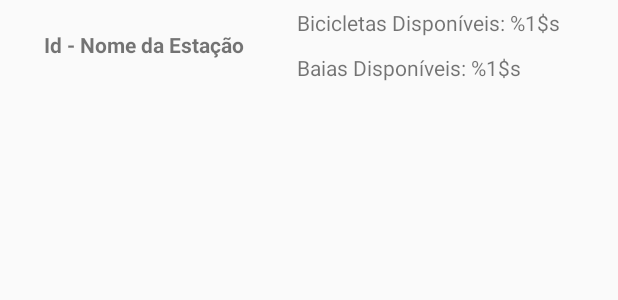
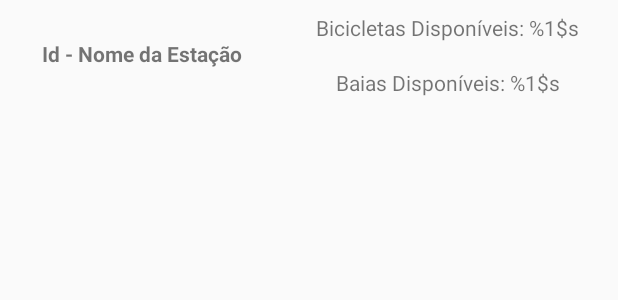
Before and after one commit to osbdesenvolvimento/BikeSorocaba, an Android app: the layout estacao.xml on its own in the app's theme, with its tools: preview values and no code run, on a phone screen of 412 x 824 dp. Shown: the top 300 px of the screen. Run offline under Robolectric (Android 15) with nearby library versions, the phone set to English and light mode, and no system bars.

Commit message:
Ajustes no layout da listagem de estações

```diff
--- a/app/src/main/res/layout/estacao.xml
+++ b/app/src/main/res/layout/estacao.xml
@@ -5,40 +5,43 @@
     android:orientation="vertical">
 
     <LinearLayout
+        android:id="@+id/llEstacao"
         android:layout_width="match_parent"
         android:layout_height="match_parent"
         android:layout_marginBottom="5dp"
         android:layout_weight="1"
-        android:orientation="horizontal">
+        android:orientation="horizontal"
+        android:paddingLeft="5dp">
 
         <TextView
             android:id="@+id/tvNome"
             android:layout_width="wrap_content"
-            android:layout_height="60dp"
-            android:layout_weight="6"
+            android:layout_height="72dp"
+            android:layout_weight="1"
             android:gravity="center"
-            android:padding="5dp"
             android:text="Id - Nome da Estação"
             android:textStyle="bold" />
 
         <LinearLayout
             android:layout_width="wrap_content"
             android:layout_height="wrap_content"
-            android:layout_weight="4"
+            android:layout_weight="1"
             android:orientation="vertical">
 
             <TextView
                 android:id="@+id/tvBikesDisponiveis"
                 android:layout_width="match_parent"
                 android:layout_height="30dp"
-                android:padding="5dp"
+                android:layout_margin="3dp"
+                android:gravity="center"
                 android:text="@string/bikes_disponiveis" />
 
             <TextView
                 android:id="@+id/tvBaiasDisponiveis"
                 android:layout_width="match_parent"
                 android:layout_height="30dp"
-                android:padding="5dp"
+                android:layout_margin="3dp"
+                android:gravity="center"
                 android:text="@string/baias_disponiveis" />
         </LinearLayout>
 
```
Also changed, not shown: app/src/main/java/br/com/osbdesenvolvimento/bikesorocaba/adapters/EstacaoAdapter.java (+12 -6 lines).
